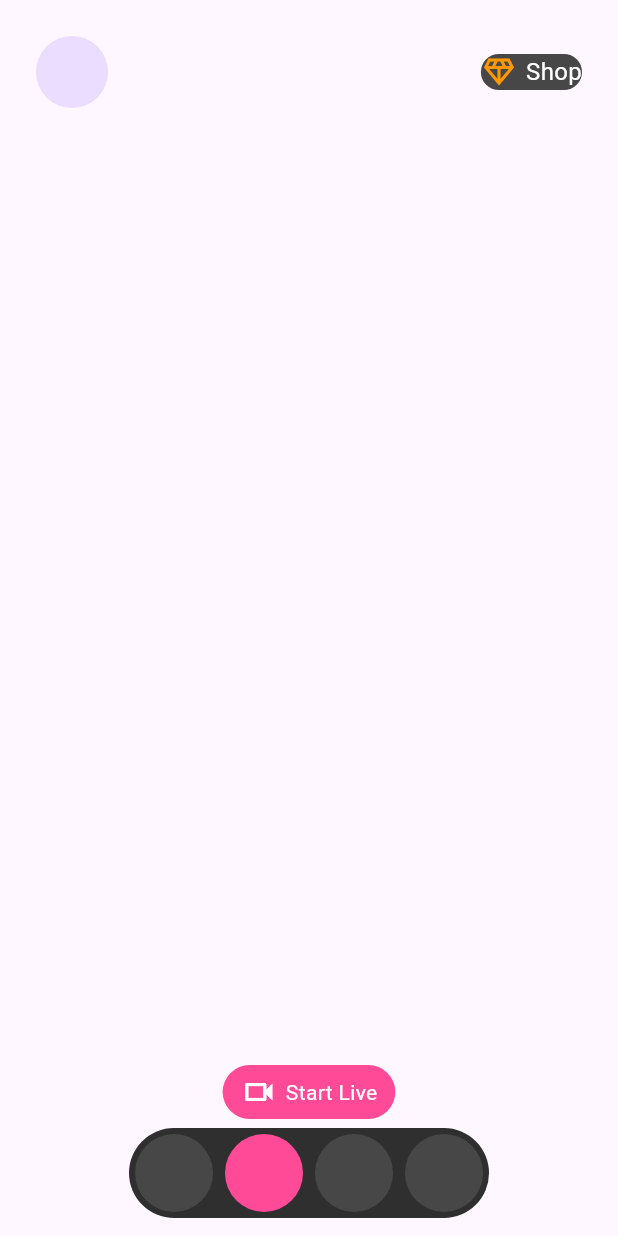
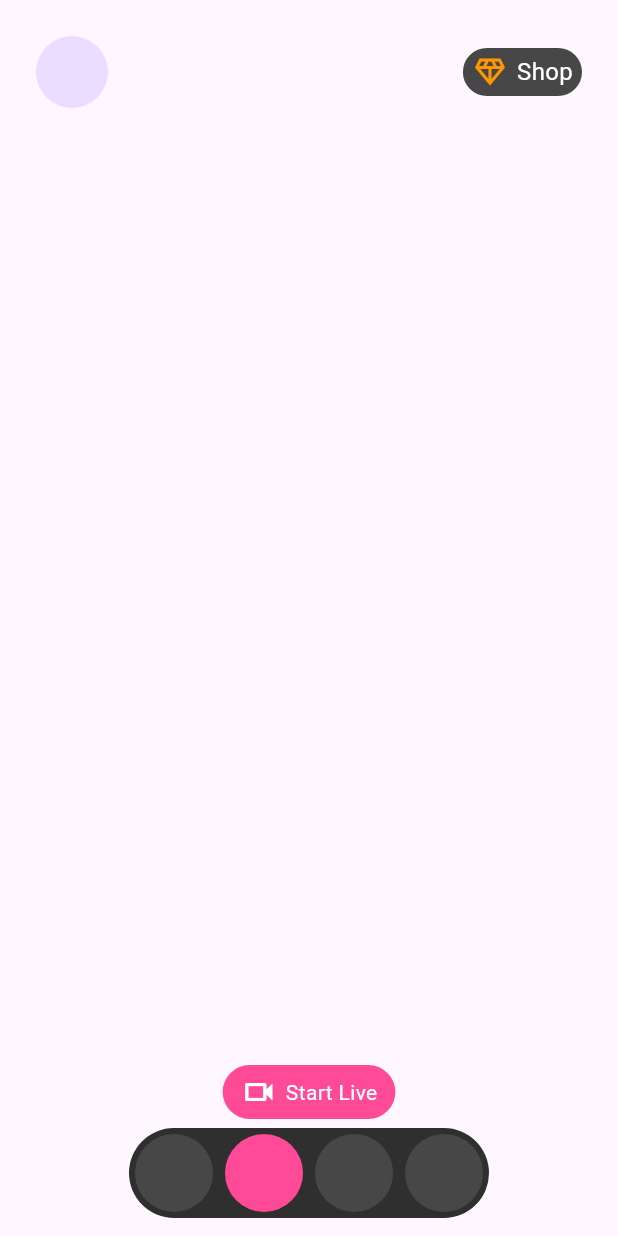
Before and after one commit to JAICHANGPARK/flutter_notebook_chapter_43, a Flutter app: the AiVideoHomePage screen opened directly, on a phone screen of 412 x 824 dp. Run offline on Flutter 3.47's test engine with Material 3 defaults, Android fonts, the phone set to English and light mode, and no system bars; our stand-ins replace gap, hugeicons, percent_indicator.

Commit message:
Update ai_video_home_page.dart

```diff
--- a/lib/ep2181_ai_video_chat_app/ui/ai_video_home_page.dart
+++ b/lib/ep2181_ai_video_chat_app/ui/ai_video_home_page.dart
@@ -26,6 +26,7 @@ class _AiVideoHomePageState extends State<AiVideoHomePage> {
                         ),
                         Spacer(),
                         Container(
+                          padding: EdgeInsets.symmetric(horizontal: 6,vertical:4),
                           decoration: ShapeDecoration(
                             shape: StadiumBorder(),
                             color: Color.fromRGBO(71, 71, 71, 1),
```
